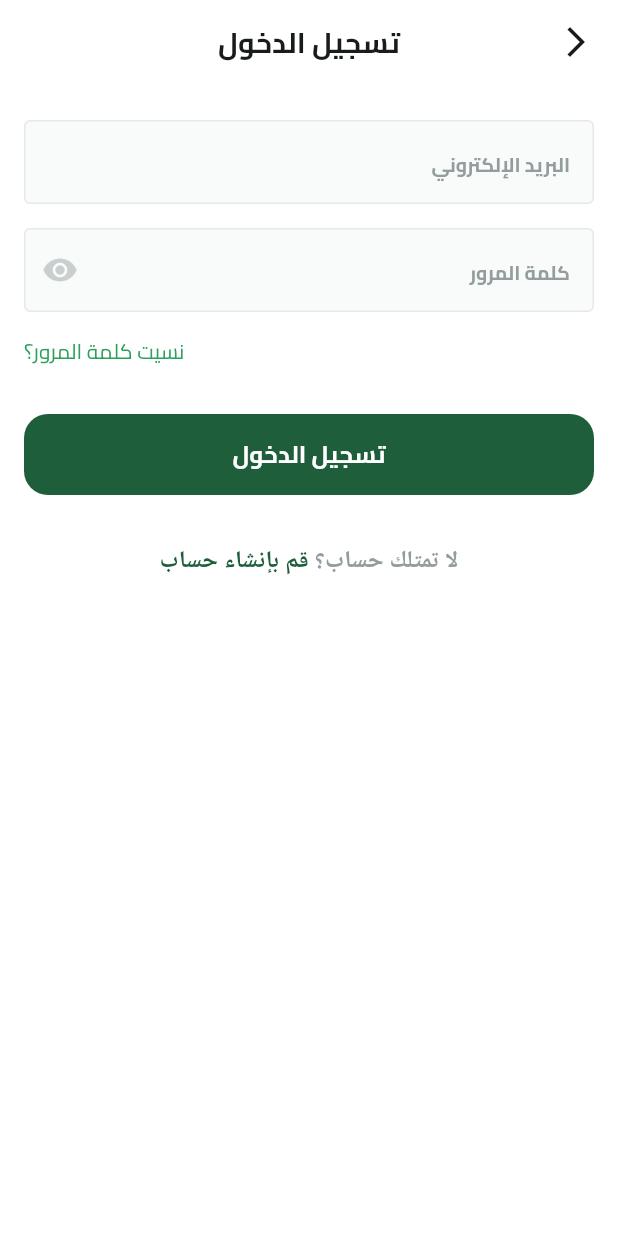
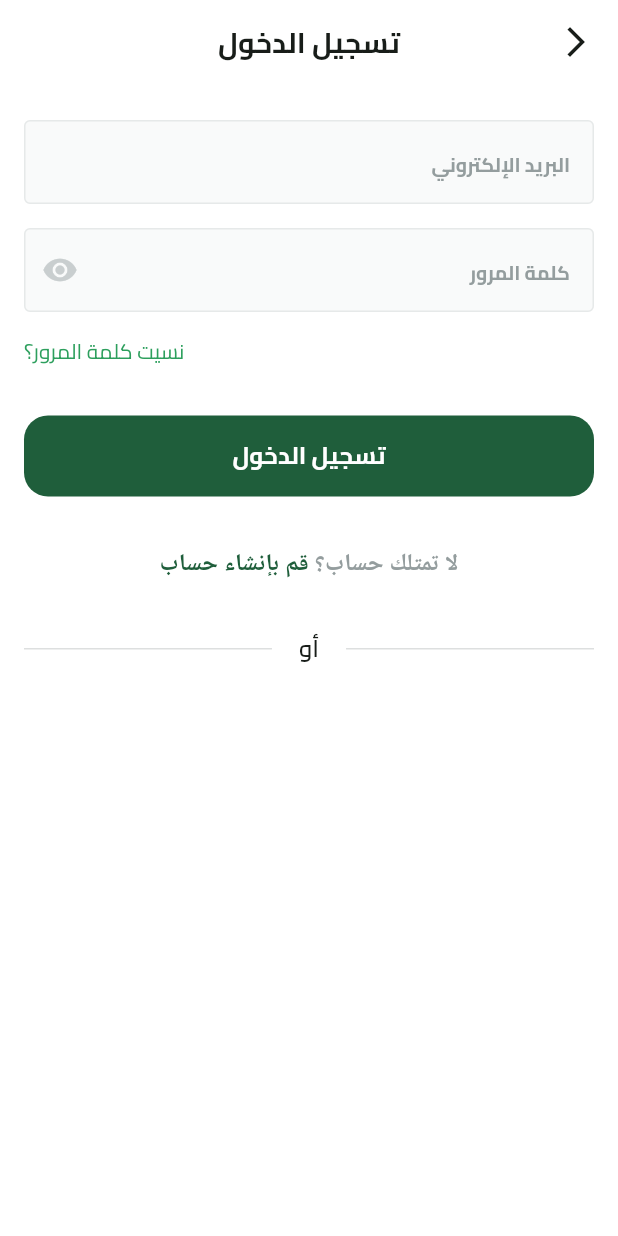
Before and after one commit to MohammedEhap007/fruit_hub, a Flutter app: the screen it shows after launch, after a tap on "تخط", on a phone screen of 412 x 824 dp. Run offline on Flutter 3.47's test engine with Material 3 defaults, Android fonts, the phone set to English and light mode, and no system bars; our stand-ins replace dots_indicator, flutter_svg, shared_preferences.

Commit message:
create or divider

```diff
--- a/lib/features/auth/presentation/views/widgets/dont_have_an_account_widget.dart
+++ b/lib/features/auth/presentation/views/widgets/dont_have_an_account_widget.dart
@@ -3,8 +3,8 @@ import 'package:flutter/material.dart';
 import '../../../../../core/utils/app_colors.dart';
 import '../../../../../core/utils/app_text_styles.dart';
 
-class DontHavaAnAccountWidget extends StatelessWidget {
-  const DontHavaAnAccountWidget({
+class DontHaveAnAccountWidget extends StatelessWidget {
+  const DontHaveAnAccountWidget({
     super.key,
   });
 
--- a/lib/features/auth/presentation/views/widgets/login_view_body.dart
+++ b/lib/features/auth/presentation/views/widgets/login_view_body.dart
@@ -2,6 +2,7 @@ import 'package:flutter/material.dart';
 import 'package:fruit_hub_app/core/utils/app_colors.dart';
 import 'package:fruit_hub_app/core/widgets/custom_button.dart';
 import 'package:fruit_hub_app/core/widgets/custom_text_form_field.dart';
+import 'package:fruit_hub_app/features/auth/presentation/views/widgets/or_divider.dart';
 
 import 'dont_have_an_account_widget.dart';
 
@@ -50,13 +51,17 @@ class LoginViewBody extends StatelessWidget {
               ],
             ),
             SizedBox(
-              height: 32,
+              height: 33,
             ),
             CustomButton(onPressed: () {}, text: 'تسجيل الدخول'),
             SizedBox(
-              height: 32,
+              height: 33,
             ),
-            DontHavaAnAccountWidget(),
+            DontHaveAnAccountWidget(),
+            SizedBox(
+              height: 33,
+            ),
+            OrDivider(),
           ],
         ),
       ),
--- /dev/null
+++ b/lib/features/auth/presentation/views/widgets/or_divider.dart
@@ -0,0 +1,37 @@
+import 'package:flutter/material.dart';
+import 'package:fruit_hub_app/core/utils/app_text_styles.dart';
+
+class OrDivider extends StatelessWidget {
+  const OrDivider({super.key});
+
+  @override
+  Widget build(BuildContext context) {
+    return Row(
+      children: [
+        Expanded(
+          child: Divider(
+            thickness: 1,
+            color: Color(0XFFDDDFDF),
+          ),
+        ),
+        SizedBox(
+          width: 18,
+        ),
+        Text(
+          'أو',
+          style: TextStyles.semiBold16,
+          textAlign: TextAlign.center,
+        ),
+        SizedBox(
+          width: 18,
+        ),
+        Expanded(
+          child: Divider(
+            thickness: 1,
+            color: Color(0XFFDDDFDF),
+          ),
+        ),
+      ],
+    );
+  }
+}
```
Also changed, not shown: 4 other files.
